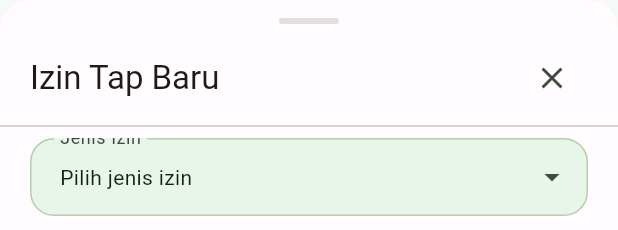
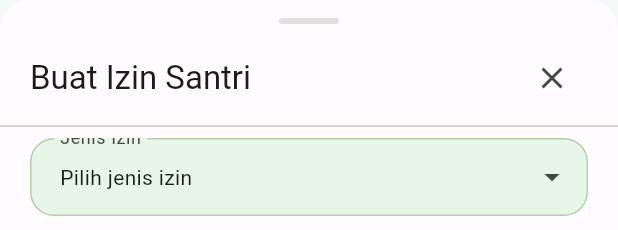
Before and after one commit to CreatorB/flutter_syathiby, a Flutter app: the TapIzinBottomSheet widget shown alone on an empty page, opened directly, on a phone screen of 412 x 824 dp. Shown: the top 230 px of the screen. Run offline on Flutter 3.47's test engine with Material 3 defaults, Android fonts, the phone set to English and light mode, and no system bars; our stand-ins replace adaptive_dialog, adaptive_theme, cached_network_image, currency_text_input_formatter, data_table_2, dio and 42 more; missing offline and left inert: ai_barcode_scanner, anchor_scroll_controller, dart:js_interop, easy_image_viewer, file_saver, flutter_adaptive_scaffold and 5 more; accounts and stored records are empty; generated files the repository leaves out were written again; network calls fail; statements that could not run were skipped.

Commit message:
fix: judul sheet izin santri ikut disatukan
Diverifikasi di emulator: tombolnya sudah "Buat Izin Santri" tapi judul bottom
sheet yang terbuka masih "Izin Tap Baru".

Istilah "Tap" itu lahir waktu masih ada DUA jalur ("Ajukan Izin" vs "Tap Izin").
Setelah keduanya digabung, kata itu tidak lagi membedakan apa pun -- hanya
menyisakan kebingungan yang sama seperti sebelumnya, sekarang pindah dari
tombol ke judul.

Ditemukan saat tes manual di emulator, bukan dari analisis kode. Sisa alur lain
sudah benar: picker jenis izin memuat 11 permit_type dari backend, izin
tersimpan dengan name_izin_santri dari pilihan (bukan teks bebas), status
langsung 'Disetujui' untuk staff berwenang, dan jam_izin_from/until terisi --
yang terakhir ini syarat kiosk tap + deteksi terlambat bisa bekerja.

```diff
--- a/lib/presentation/izin_santri/tap_izin_bottom_sheet.dart
+++ b/lib/presentation/izin_santri/tap_izin_bottom_sheet.dart
@@ -316,7 +316,11 @@ class _TapIzinBottomSheetState extends ConsumerState<TapIzinBottomSheet> {
             child: Row(
               mainAxisAlignment: MainAxisAlignment.spaceBetween,
               children: [
-                Text('Izin Tap Baru', style: context.titleLarge),
+                // Judul disamakan dengan tombolnya. Sebelum 8 Sep 2026 tertulis
+                // "Izin Tap Baru", istilah yang lahir waktu masih ada dua jalur
+                // ("Ajukan Izin" vs "Tap Izin"). Sekarang jalurnya cuma satu,
+                // jadi kata "Tap" hanya menyisakan kebingungan yang sama.
+                Text('Buat Izin Santri', style: context.titleLarge),
                 IconButton(
                   onPressed: () => Navigator.of(context).pop(),
                   icon: const Icon(Icons.close),
```
